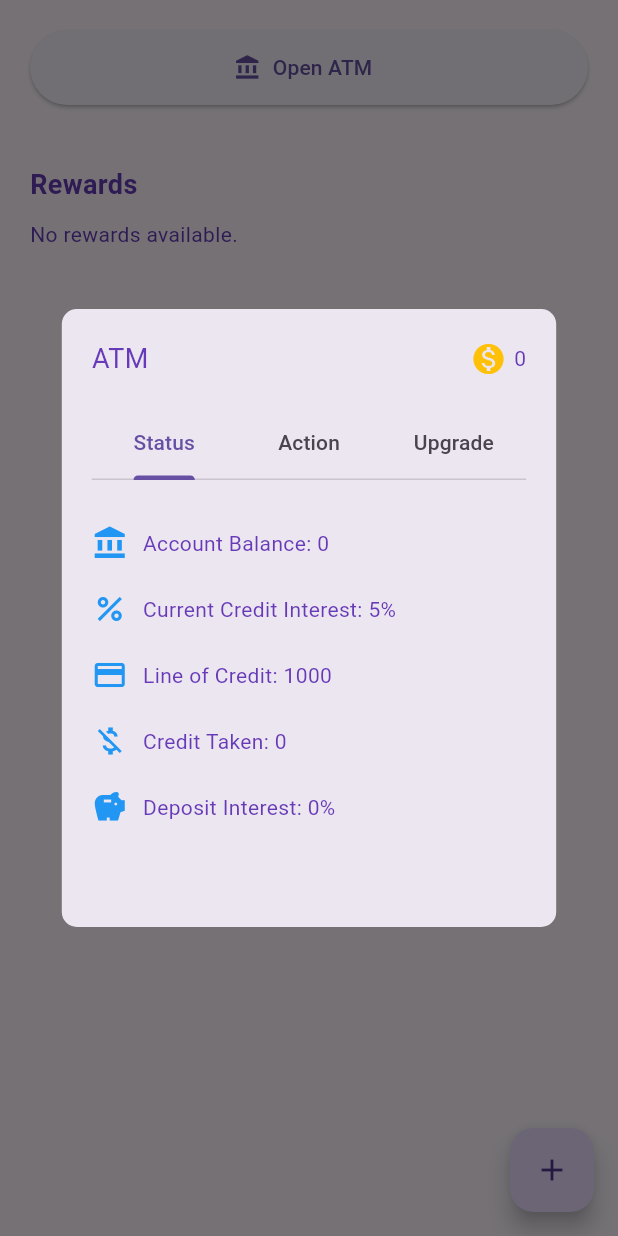
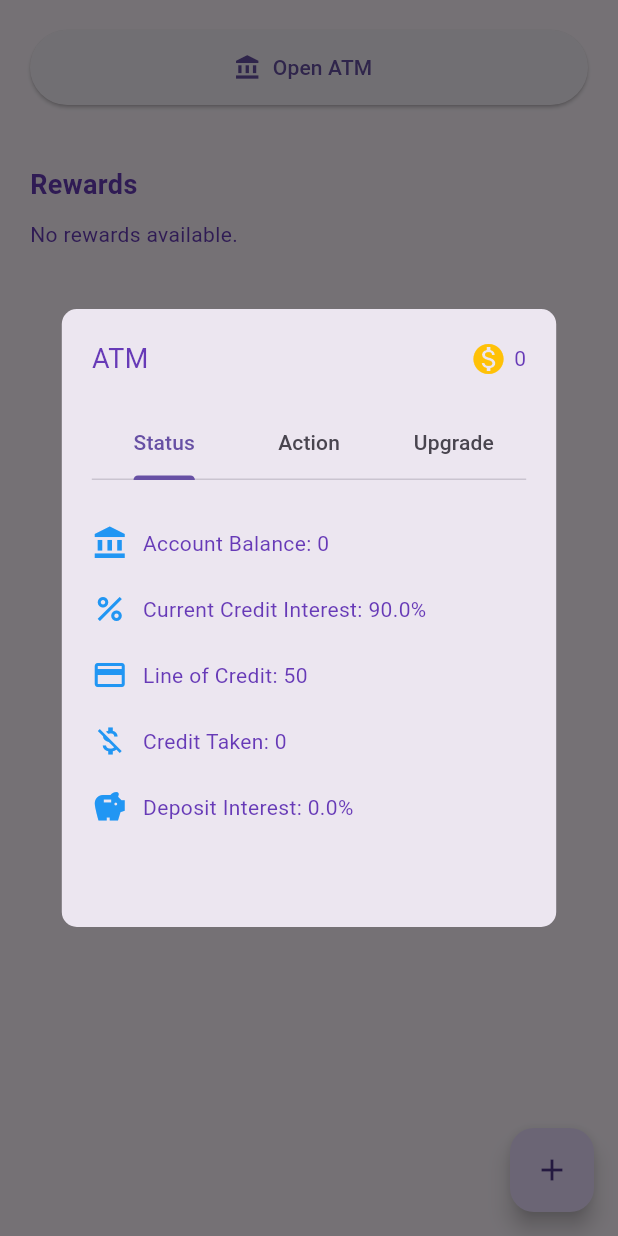
Before and after one commit to Ancil-Benny/Gamify-Life, a Flutter app: the ShopScreen screen opened directly, after a tap on "Open ATM", on a phone screen of 412 x 824 dp. Run offline on Flutter 3.47's test engine with Material 3 defaults, Android fonts, the light colour scheme and no system bars; our stand-ins replace flutter_local_notifications, shared_preferences, syncfusion_flutter_charts, timezone; accounts and stored records are empty.

Commit message:
modify UI, add models - bank and rewards

```diff
--- /dev/null
+++ b/sync_xy/devtools_options.yaml
@@ -0,0 +1,3 @@
+description: This file stores settings for Dart & Flutter DevTools.
+documentation: https://docs.flutter.dev/tools/devtools/extensions#configure-extension-enablement-states
+extensions:
--- /dev/null
+++ b/sync_xy/lib/models/bank_account.dart
@@ -0,0 +1,31 @@
+class BankAccount {
+  int accountBalance;
+  int lineOfCredit;
+  int creditTaken;
+  double creditInterest;
+  double depositInterest;
+
+  BankAccount({
+    this.accountBalance = 0,
+    this.lineOfCredit = 50,
+    this.creditTaken = 0,
+    this.creditInterest = 90.0,
+    this.depositInterest = 0.0,
+  });
+
+  Map<String, dynamic> toJson() => {
+        'accountBalance': accountBalance,
+        'lineOfCredit': lineOfCredit,
+        'creditTaken': creditTaken,
+        'creditInterest': creditInterest,
+        'depositInterest': depositInterest,
+      };
+
+  factory BankAccount.fromJson(Map<String, dynamic> json) => BankAccount(
+        accountBalance: json['accountBalance'] ?? 0,
+        lineOfCredit: json['lineOfCredit'] ?? 50,
+        creditTaken: json['creditTaken'] ?? 0,
+        creditInterest: (json['creditInterest'] as num?)?.toDouble() ?? 90.0,
+        depositInterest: (json['depositInterest'] as num?)?.toDouble() ?? 0.0,
+      );
+}
--- /dev/null
+++ b/sync_xy/lib/models/reward.dart
@@ -0,0 +1,23 @@
+class Reward {
+  final String title;
+  final String description;
+  final int cost;
+
+  Reward({
+    required this.title,
+    required this.description,
+    required this.cost,
+  });
+
+  Map<String, dynamic> toJson() => {
+        'title': title,
+        'description': description,
+        'cost': cost,
+      };
+
+  factory Reward.fromJson(Map<String, dynamic> json) => Reward(
+        title: json['title'] as String,
+        description: json['description'] as String,
+        cost: json['cost'] as int,
+      );
+}
--- a/sync_xy/lib/screens/shop_screen.dart
+++ b/sync_xy/lib/screens/shop_screen.dart
@@ -31,7 +31,7 @@ class ShopScreen extends StatelessWidget {
                           const SizedBox(width: 5),
                           Consumer<AppStateProvider>(
                             builder: (context, appState, child) {
-                              return Text('${appState.coins}');
+                              return Text('${appState.bankAccount.accountBalance}');
                             },
                           ),
                         ],
@@ -71,11 +71,11 @@ class ShopScreen extends StatelessWidget {
       child: Column(
         crossAxisAlignment: CrossAxisAlignment.start,
         children: [
-          _buildStatusRow('Account Balance', '${appState.accountBalance}', Icons.account_balance),
-          _buildStatusRow('Current Credit Interest', '${appState.creditInterest}%', Icons.percent),
-          _buildStatusRow('Line of Credit', '${appState.lineOfCredit}', Icons.credit_card),
-          _buildStatusRow('Credit Taken', '${appState.creditTaken}', Icons.money_off),
-          _buildStatusRow('Deposit Interest', '${appState.depositInterest}%', Icons.savings),
+          _buildStatusRow('Account Balance', '${appState.bankAccount.accountBalance}', Icons.account_balance),
+          _buildStatusRow('Current Credit Interest', '${appState.bankAccount.creditInterest}%', Icons.percent),
+          _buildStatusRow('Line of Credit', '${appState.bankAccount.lineOfCredit}', Icons.credit_card),
+          _buildStatusRow('Credit Taken', '${appState.bankAccount.creditTaken}', Icons.money_off),
+          _buildStatusRow('Deposit Interest', '${appState.bankAccount.depositInterest}%', Icons.savings),
         ],
       ),
     );
@@ -88,7 +88,9 @@ class ShopScreen extends StatelessWidget {
         children: [
           Icon(icon, color: Colors.blue),
           const SizedBox(width: 10),
-          Text('$label: $value'),
+          Flexible(
+            child: Text('$label: $value'),
+          ),
         ],
       ),
     );
@@ -155,7 +157,7 @@ class ShopScreen extends StatelessWidget {
             () {
               final amount = int.tryParse(withdrawController.text) ?? 0;
               final appState = Provider.of<AppStateProvider>(context, listen: false);
-              if (amount > 0 && amount <= appState.accountBalance) {
+              if (amount > 0 && amount <= appState.bankAccount.accountBalance) {
                 _showConfirmDialog(
                   context,
                   'Confirm Withdraw',
@@ -192,6 +194,8 @@ class ShopScreen extends StatelessWidget {
             child: TextField(
               controller: controller,
               keyboardType: TextInputType.number,
+              // Remove or comment out autofocus so keyboard appears only on tap:
+              // autofocus: true,
               decoration: InputDecoration(
                 labelText: label,
                 border: const OutlineInputBorder(),
@@ -240,7 +244,7 @@ class ShopScreen extends StatelessWidget {
             Icons.trending_down,
             'Decrease by 5%',
             () {
-              if (appState.coins >= appState.creditInterestUpgradeCost && appState.creditInterest > 5) {
+              if (appState.coins >= appState.creditInterestUpgradeCost && appState.bankAccount.creditInterest > 5) {
                 _showConfirmDialog(
                   context,
                   'Confirm Upgrade',
@@ -261,7 +265,7 @@ class ShopScreen extends StatelessWidget {
             Icons.savings,
             'Increase by 1%',
             () {
-              if (appState.coins >= appState.depositInterestUpgradeCost && appState.depositInterest < 100) {
+              if (appState.coins >= appState.depositInterestUpgradeCost && appState.bankAccount.depositInterest < 100) {
                 _showConfirmDialog(
                   context,
                   'Confirm Upgrade',
@@ -406,7 +410,12 @@ class ShopScreen extends StatelessWidget {
                           title: Row(
                             mainAxisAlignment: MainAxisAlignment.spaceBetween,
                             children: [
-                              Text(reward.title),
+                              Expanded(
+                                child: Text(
+                                  reward.title,
+                                  overflow: TextOverflow.ellipsis,
+                                ),
+                              ),
                               Row(
                                 children: [
                                   const Icon(Icons.monetization_on, color: Colors.amber),
@@ -457,12 +466,13 @@ class ShopScreen extends StatelessWidget {
   }
 
   void _showConfirmDialog(BuildContext context, String title, String content, VoidCallback onConfirm) {
+    final bool isDark = Theme.of(context).brightness == Brightness.dark;
     showDialog(
       context: context,
       builder: (BuildContext context) {
         return AlertDialog(
-          title: Text(title),
-          content: Text(content, style: const TextStyle(color: Colors.black)), // Set text color to black
+          title: Text(title, style: TextStyle(color: isDark ? Colors.white : Colors.black)),
+          content: Text(content, style: TextStyle(color: isDark ? Colors.white : Colors.black)),
           actions: [
             TextButton(
               onPressed: () => Navigator.of(context).pop(),
@@ -504,7 +514,12 @@ class ShopScreen extends StatelessWidget {
           children: [
             Icon(icon, color: color),
             const SizedBox(width: 10),
-            Text(message),
+            Expanded(
+              child: Text(
+                message,
+                overflow: TextOverflow.ellipsis,
+              ),
+            ),
           ],
         ),
         backgroundColor: Colors.white,
```
Also changed, not shown: sync_xy/lib/providers/app_state_provider.dart (+102 -53 lines), sync_xy/lib/screens/plan_screen.dart (+17 -5 lines), sync_xy/lib/screens/settings_screen.dart (+33 -6 lines), sync_xy/lib/screens/tasks_screen.dart (+11 -1 lines), sync_xy/pubspec.lock, 6 other files.
